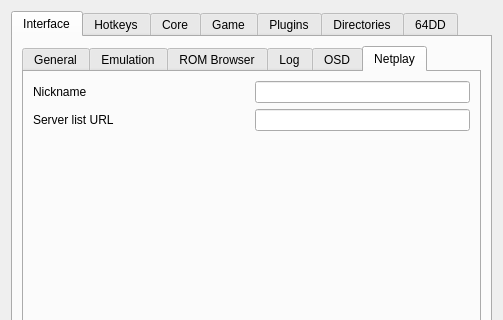
First picture: the form in Source/RMG/UserInterface/Dialog/SettingsDialog.ui, repository Rosalie241/RMG, before the edit; both pictures show x 0 to 503 and y 0 to 320 of the 503 by 668 pixel window.
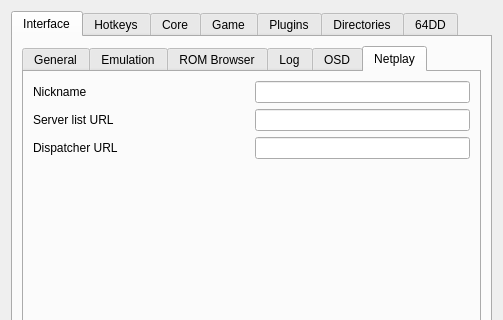
Second picture: the form after the edit. The open tabs and pages were chosen to show the change. Icons and pictures are not drawn. Custom widgets are drawn as their Qt base class.

Commit message: RMG: add "Dispatcher URL" setting to SettingsDialog

Diff of the .ui file:
```diff
--- a/Source/RMG/UserInterface/Dialog/SettingsDialog.ui
+++ b/Source/RMG/UserInterface/Dialog/SettingsDialog.ui
@@ -665,6 +665,27 @@
                  </item>
                 </layout>
                </item>
+               <item>
+                <layout class="QHBoxLayout" name="horizontalLayout_21">
+                 <item>
+                  <widget class="QLabel" name="label_18">
+                   <property name="text">
+                    <string>Dispatcher URL</string>
+                   </property>
+                  </widget>
+                 </item>
+                 <item>
+                  <widget class="QLineEdit" name="netplayDispatcherUrlLineEdit">
+                   <property name="sizePolicy">
+                    <sizepolicy hsizetype="Minimum" vsizetype="Fixed">
+                     <horstretch>0</horstretch>
+                     <verstretch>0</verstretch>
+                    </sizepolicy>
+                   </property>
+                  </widget>
+                 </item>
+                </layout>
+               </item>
                <item>
                 <spacer name="verticalSpacer_19">
                  <property name="orientation">
```
The commit also changes 1 other file.
